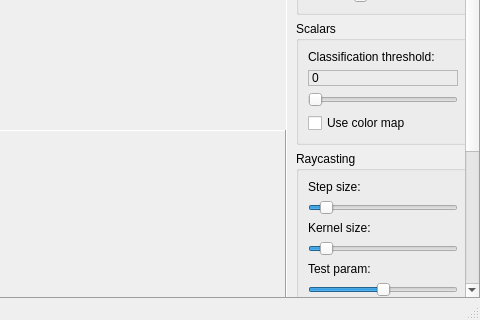
Above: Widgets/NQVTKWindow.ui from bwrrp/nqvtk before the change; both pictures show x 320 to 800 and y 380 to 700 of the 800 by 700 pixel window. Below: the same form after it.
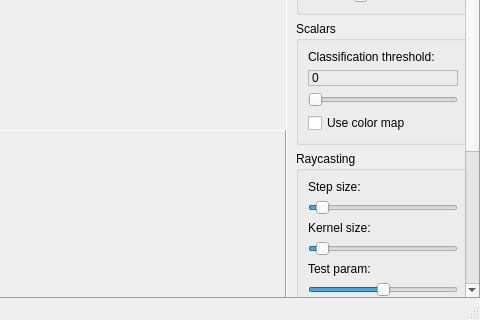
That is the form after the change. Custom widgets are drawn as their Qt base class.

The edit to the form file:
```diff
--- a/Widgets/NQVTKWindow.ui
+++ b/Widgets/NQVTKWindow.ui
@@ -90,7 +90,7 @@
        <property name="geometry" >
         <rect>
          <x>0</x>
-         <y>-54</y>
+         <y>0</y>
          <width>177</width>
          <height>836</height>
         </rect>
@@ -361,7 +361,7 @@
               <number>5</number>
              </property>
              <property name="maximum" >
-              <number>250</number>
+              <number>400</number>
              </property>
              <property name="value" >
               <number>25</number>
@@ -384,7 +384,7 @@
               <number>5</number>
              </property>
              <property name="maximum" >
-              <number>250</number>
+              <number>400</number>
              </property>
              <property name="value" >
               <number>25</number>
```
